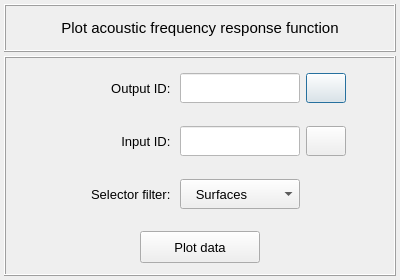
Qt form vibra/interface/data/ui_files/plots/acoustic/plot_acoustic_frequency_response_function.ui (MOPT-UFSC/VIBRA) before a commit.
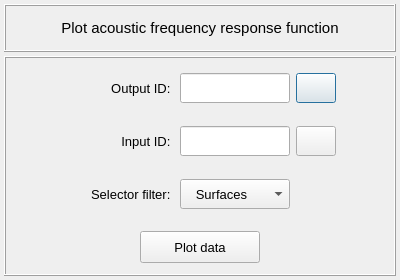
The same form after that commit. Icons and pictures are not drawn.

The edit to the form file:
```diff
--- a/vibra/interface/data/ui_files/plots/acoustic/plot_acoustic_frequency_response_function.ui
+++ b/vibra/interface/data/ui_files/plots/acoustic/plot_acoustic_frequency_response_function.ui
@@ -224,13 +224,13 @@
           <widget class="QLineEdit" name="lineEdit_output_selected_id">
            <property name="minimumSize">
             <size>
-             <width>120</width>
+             <width>110</width>
              <height>30</height>
             </size>
            </property>
            <property name="maximumSize">
             <size>
-             <width>120</width>
+             <width>110</width>
              <height>30</height>
             </size>
            </property>
@@ -240,8 +240,7 @@
             </font>
            </property>
            <property name="styleSheet">
-            <string notr="true">color: rgb(0, 0, 255);
-background-color: rgb(255,255,255)</string>
+            <string notr="true"/>
            </property>
            <property name="text">
             <string/>
@@ -255,13 +254,13 @@
           <widget class="QLabel" name="label_10">
            <property name="minimumSize">
             <size>
-             <width>120</width>
+             <width>110</width>
              <height>30</height>
             </size>
            </property>
            <property name="maximumSize">
             <size>
-             <width>120</width>
+             <width>110</width>
              <height>30</height>
             </size>
            </property>
@@ -461,13 +460,13 @@
           <widget class="QComboBox" name="comboBox_selector_filter">
            <property name="minimumSize">
             <size>
-             <width>120</width>
+             <width>110</width>
              <height>30</height>
             </size>
            </property>
            <property name="maximumSize">
             <size>
-             <width>120</width>
+             <width>110</width>
              <height>30</height>
             </size>
            </property>
@@ -506,13 +505,13 @@
           <widget class="QLabel" name="label_2">
            <property name="minimumSize">
             <size>
-             <width>120</width>
+             <width>110</width>
              <height>30</height>
             </size>
            </property>
            <property name="maximumSize">
             <size>
-             <width>120</width>
+             <width>110</width>
              <height>30</height>
             </size>
            </property>
@@ -560,13 +559,13 @@
            <property name="minimumSize">
             <size>
              <width>40</width>
-             <height>28</height>
+             <height>30</height>
             </size>
            </property>
            <property name="maximumSize">
             <size>
              <width>40</width>
-             <height>28</height>
+             <height>30</height>
             </size>
            </property>
            <property name="frameShape">
@@ -636,13 +635,13 @@
           <widget class="QLabel" name="label_15">
            <property name="minimumSize">
             <size>
-             <width>120</width>
+             <width>110</width>
              <height>30</height>
             </size>
            </property>
            <property name="maximumSize">
             <size>
-             <width>120</width>
+             <width>110</width>
              <height>30</height>
             </size>
            </property>
@@ -667,13 +666,13 @@
           <widget class="QLineEdit" name="lineEdit_input_selected_id">
            <property name="minimumSize">
             <size>
-             <width>120</width>
+             <width>110</width>
              <height>30</height>
             </size>
            </property>
            <property name="maximumSize">
             <size>
-             <width>120</width>
+             <width>110</width>
              <height>30</height>
             </size>
            </property>
@@ -686,8 +685,7 @@
             </font>
            </property>
            <property name="styleSheet">
-            <string notr="true">color: rgb(0, 0, 255);
-background-color: rgb(255,255,255)</string>
+            <string notr="true"/>
            </property>
            <property name="text">
             <string/>
```
